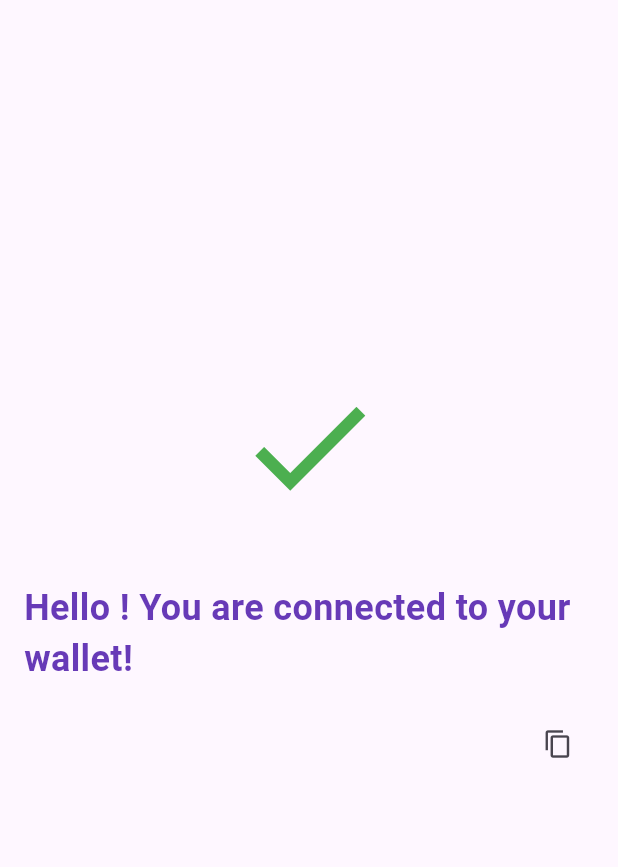
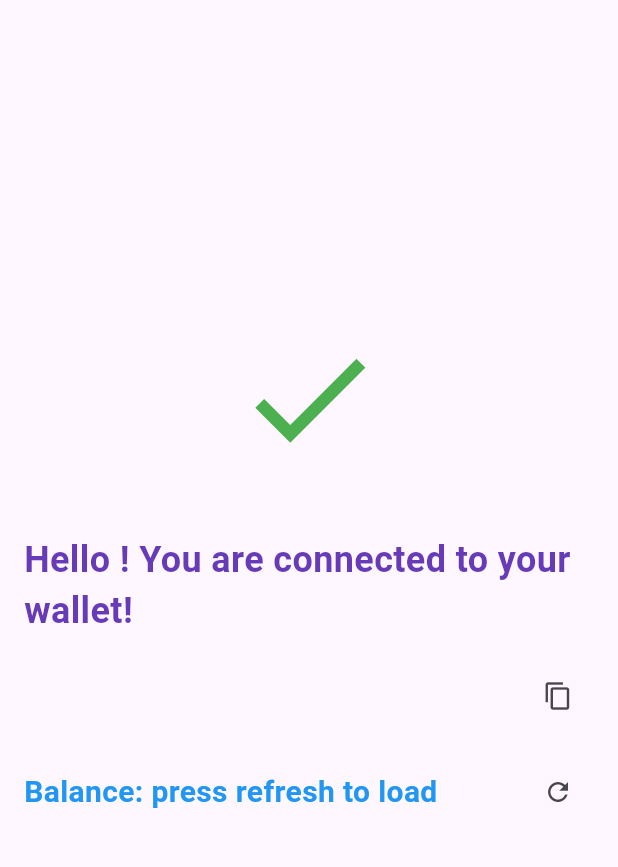
Before and after one commit to Soneso/flutter_passkey_kit, a Flutter app: the HomeScreen screen opened directly with empty values, on a phone screen of 412 x 824 dp, the part 84-951 px from its top. Run offline on Flutter 3.47's test engine with Material 3 defaults, Android fonts, the phone set to English and light mode, and no system bars; our stand-ins replace flutter_dotenv, shared_preferences; missing offline and left inert: credential_manager, stellar_flutter_sdk; accounts and stored records are empty.

Commit message:
feat(example): fund wallet & get balance

```diff
--- a/example/lib/auth_screen.dart
+++ b/example/lib/auth_screen.dart
@@ -6,6 +6,7 @@ import 'package:example/services/stellar_service.dart';
 import 'package:example/wallet_created_screen.dart';
 import 'package:flutter/material.dart';
 import 'package:flutter_passkey_kit/flutter_passkey_kit.dart';
+import 'package:stellar_flutter_sdk/stellar_flutter_sdk.dart';
 import 'model/user_model.dart';
 import 'services/navigation_service.dart';
 import 'home_screen.dart';
@@ -162,6 +163,10 @@ class _AuthScreenState extends State<AuthScreen> {
       if (!response.success) {
         throw Exception("Error submitting transaction to stellar");
       }
+      log("Wallet created: ${user.contractId}");
+
+      await StellarService.fundWallet(user.contractId);
+      log("Wallet funded: ${user.contractId}");
 
       Navigator.of(NavigationService.navigatorKey.currentContext!).pushReplacement(
         MaterialPageRoute(
--- a/example/lib/home_screen.dart
+++ b/example/lib/home_screen.dart
@@ -1,14 +1,29 @@
 import 'package:clipboard/clipboard.dart';
 import 'package:example/services/navigation_service.dart';
+import 'package:example/services/stellar_service.dart';
 import 'package:flutter/material.dart';
 import 'package:shared_preferences/shared_preferences.dart';
 
 import 'auth_screen.dart';
 import 'model/user_model.dart';
 
-class HomeScreen extends StatelessWidget {
+class HomeScreen extends StatefulWidget {
   final UserModel user;
   const HomeScreen({super.key, required this.user});
+
+  @override
+  State<HomeScreen> createState() => _HomeScreenState();
+
+  static Future<void> logout() async {
+    var prefs = await SharedPreferences.getInstance();
+    prefs.remove('sp:contractId');
+    prefs.remove('sp:credentialsId');
+    prefs.remove('sp:username');
+  }
+}
+
+class _HomeScreenState extends State<HomeScreen> {
+  double? balance;
 
   @override
   Widget build(BuildContext context) {
@@ -21,7 +36,7 @@ class HomeScreen extends StatelessWidget {
         actions: [
           ElevatedButton.icon(
             onPressed: () async {
-              await logout();
+              await HomeScreen.logout();
               Navigator.of(NavigationService.navigatorKey.currentContext!).pushAndRemoveUntil(
                   MaterialPageRoute(
                       builder: (builder) => const AuthScreen(key: Key('auth_screen'))),
@@ -52,7 +67,7 @@ class HomeScreen extends StatelessWidget {
               ),
               const SizedBox(height: 40),
               Text(
-                'Hello ${user.username}! You are connected to your wallet!',
+                'Hello ${widget.user.username}! You are connected to your wallet!',
                 style: const TextStyle(
                   fontSize: 24,
                   fontWeight: FontWeight.bold,
@@ -65,7 +80,7 @@ class HomeScreen extends StatelessWidget {
                   Expanded(
                     flex: 7,
                     child: Text(
-                      user.contractId,
+                      widget.user.contractId,
                       style: const TextStyle(
                         fontSize: 20,
                         fontWeight: FontWeight.bold,
@@ -78,7 +93,30 @@ class HomeScreen extends StatelessWidget {
                       Icons.copy_outlined,
                       size: 20,
                     ),
-                    onPressed: () => _copyToClipboard(user.contractId),
+                    onPressed: () => _copyToClipboard(widget.user.contractId),
+                  ),
+                ],
+              ),
+              const SizedBox(height: 16),
+              Row(
+                children: [
+                  Expanded(
+                    flex: 7,
+                    child: Text(
+                      "Balance: ${balance == null ? "press refresh to load" : '$balance XLM'}",
+                      style: const TextStyle(
+                        fontSize: 20,
+                        fontWeight: FontWeight.bold,
+                        color: Colors.blue,
+                      ),
+                    ),
+                  ),
+                  IconButton(
+                    icon: const Icon(
+                      Icons.refresh_outlined,
+                      size: 20,
+                    ),
+                    onPressed: () => _refreshBalance(),
                   ),
                 ],
               ),
@@ -89,16 +127,16 @@ class HomeScreen extends StatelessWidget {
     );
   }
 
-  static Future<void> logout() async {
-    var prefs = await SharedPreferences.getInstance();
-    prefs.remove('sp:contractId');
-    prefs.remove('sp:credentialsId');
-    prefs.remove('sp:username');
-  }
-
   void _copyToClipboard(String text) async {
     await FlutterClipboard.copy(text);
     _showCopied();
+  }
+
+  void _refreshBalance() async {
+    var res = await StellarService.getBalance(widget.user.contractId);
+    setState(() {
+      balance = res;
+    });
   }
 
   void _showCopied() {
--- a/example/lib/main.dart
+++ b/example/lib/main.dart
@@ -1,3 +1,4 @@
+import 'package:example/services/stellar_service.dart';
 import 'package:flutter/material.dart';
 import 'package:flutter_dotenv/flutter_dotenv.dart';
 import 'package:shared_preferences/shared_preferences.dart';
@@ -18,6 +19,7 @@ Future<void> main() async {
 
   await dotenv.load(fileName: ".env");
   UserModel? user = await UserModel.fromPrefs();
+  StellarService.sorobanServer.enableLogging = true;
   runApp(MyApp(user));
 }
 
--- a/example/lib/services/env_service.dart
+++ b/example/lib/services/env_service.dart
@@ -27,6 +27,10 @@ class EnvService {
     return Network(getValue('network_passphrase'));
   }
 
+  static String getNativeSacCId() {
+    return getValue('native_sac_cid');
+  }
+
   static String getSubmitterSecret() {
     final value = dotenv.env['submitter_secret'];
     if (value == null) {
```
Also changed, not shown: example/lib/services/stellar_service.dart (+75 -5 lines), 1 other file.
